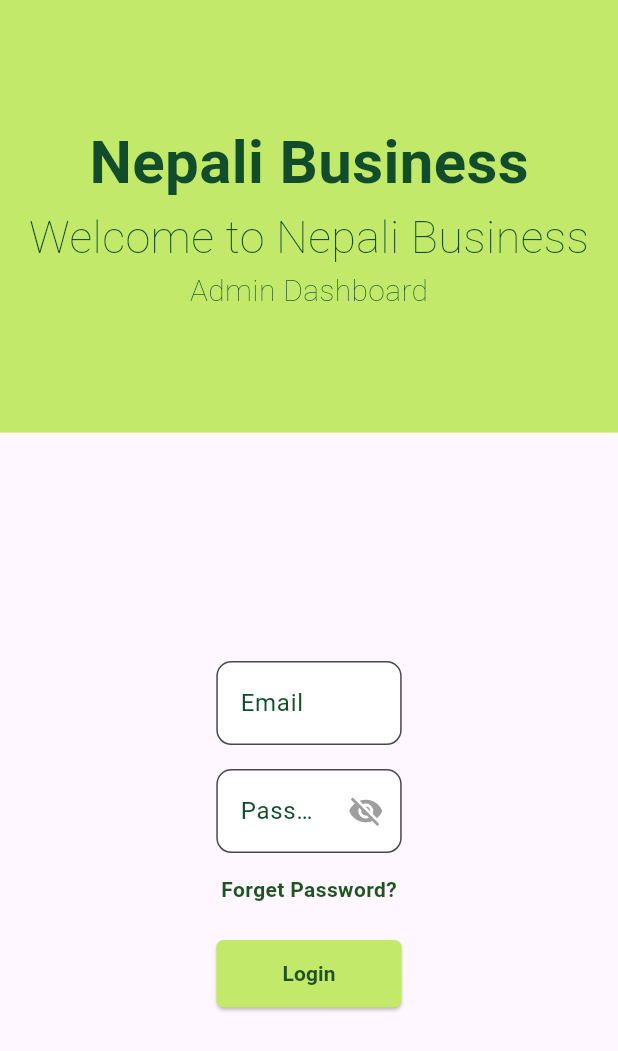
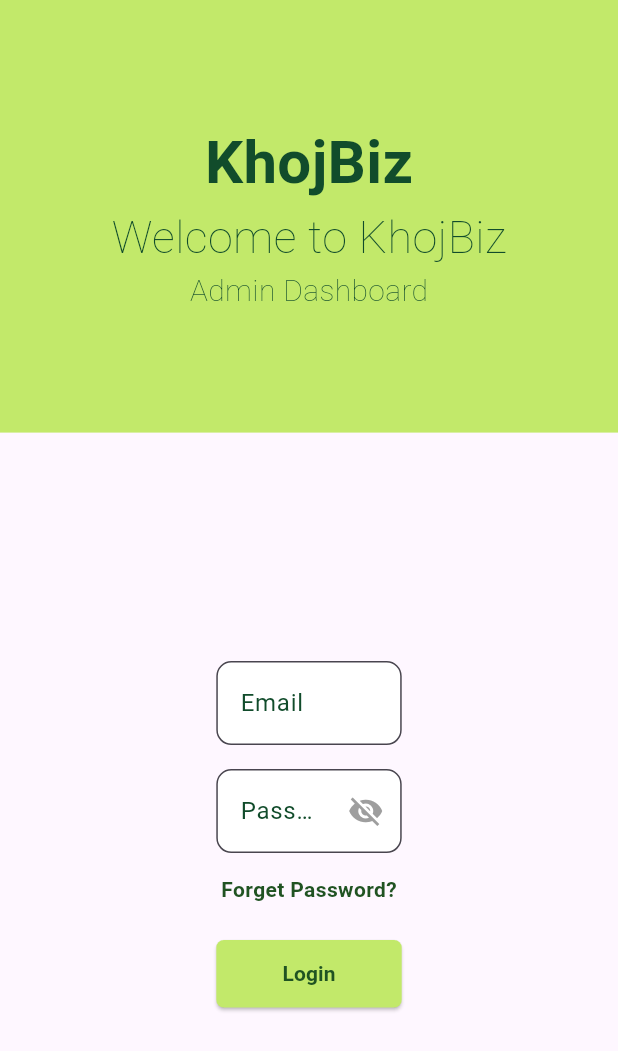
Before and after one commit to sulavtimsina/NepaliBusinessDashboard, a Flutter app: the screen it shows after launch, on a phone screen of 412 x 824 dp. Shown: the top 1051 px of the screen. Run offline on Flutter 3.47's test engine with Material 3 defaults, Android fonts, the phone set to English and light mode, and no system bars; our stand-ins replace cached_network_image, cloud_firestore, dotted_border, firebase_auth, firebase_core, get; missing offline and left inert: flutter_dropzone; accounts and stored records are empty.

Commit message:
Updated app name to KhojBiz

```diff
--- a/lib/utils/utils.dart
+++ b/lib/utils/utils.dart
@@ -2,7 +2,7 @@ import 'package:flutter/material.dart';
 
 class Utils {
   final pimaryColor = const Color(0xffC2E96A);
-  final String name = 'Nepali Business';
+  final String name = 'KhojBiz';
   final String pageName = 'Admin Dashboard';
   final String reset = 'Forget Password';
   final textColor = const Color(0xff114c2b);
```
